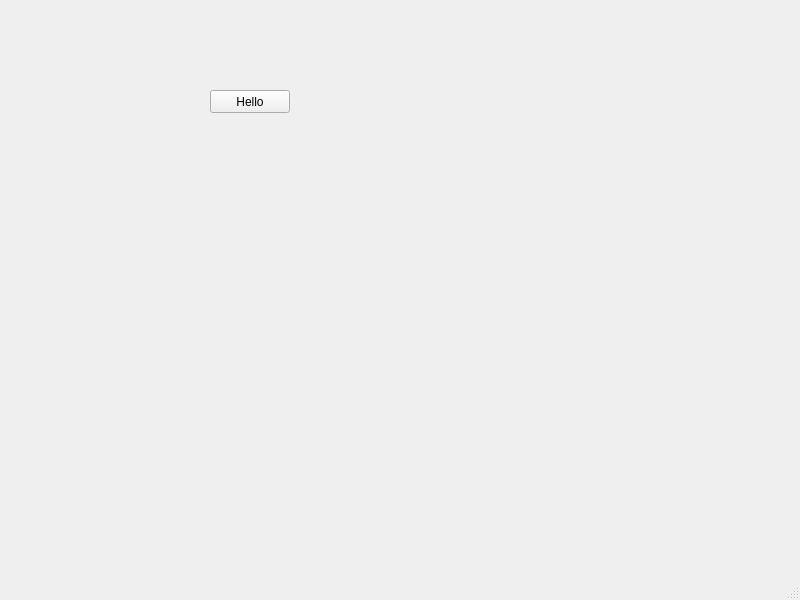
Before: the Qt Designer form 2 course/2 term/database/labs/lab4/test1/mainwindow.ui in ttsypyshev/bmstu-iu5, drawn with Qt 5.
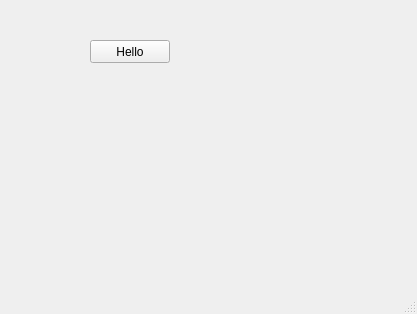
After: the same form once the commit is applied.

Patch:
```diff
--- a/2 course/2 term/database/labs/lab4/test1/mainwindow.ui
+++ b/2 course/2 term/database/labs/lab4/test1/mainwindow.ui
@@ -6,8 +6,8 @@
    <rect>
     <x>0</x>
     <y>0</y>
-    <width>800</width>
-    <height>600</height>
+    <width>417</width>
+    <height>314</height>
    </rect>
   </property>
   <property name="windowTitle">
@@ -17,8 +17,8 @@
    <widget class="QPushButton" name="btnHello">
     <property name="geometry">
      <rect>
-      <x>210</x>
-      <y>90</y>
+      <x>90</x>
+      <y>40</y>
       <width>80</width>
       <height>23</height>
      </rect>
```
Left out of the diff: 4 changed lines with no effect on the pictures.
